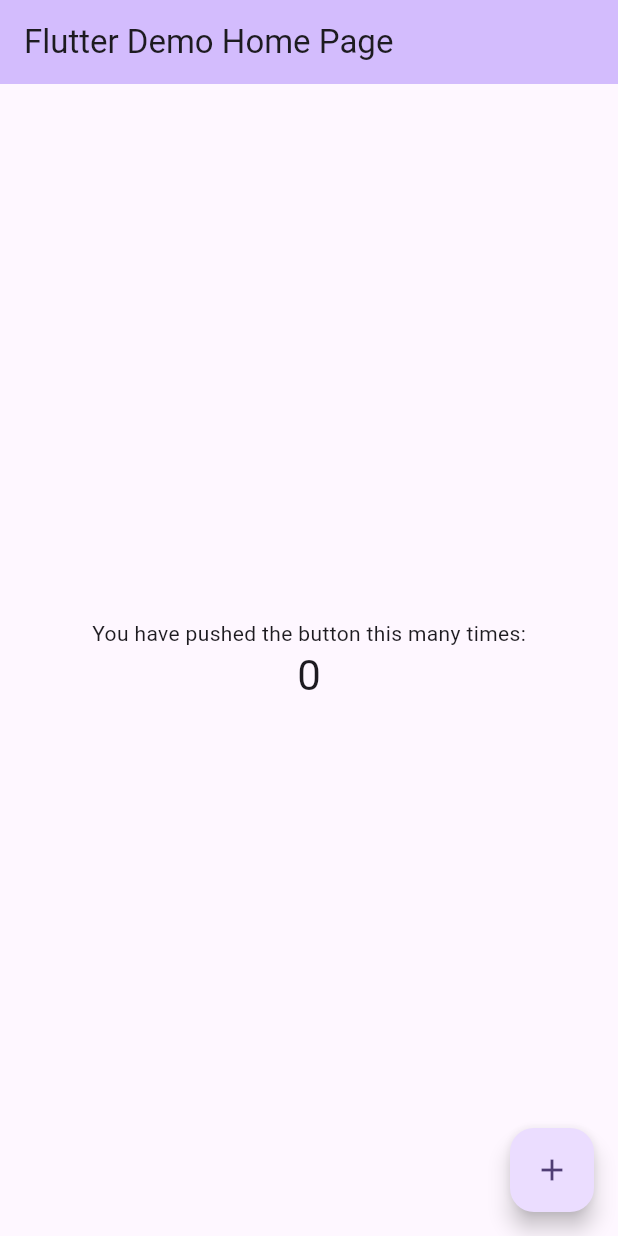
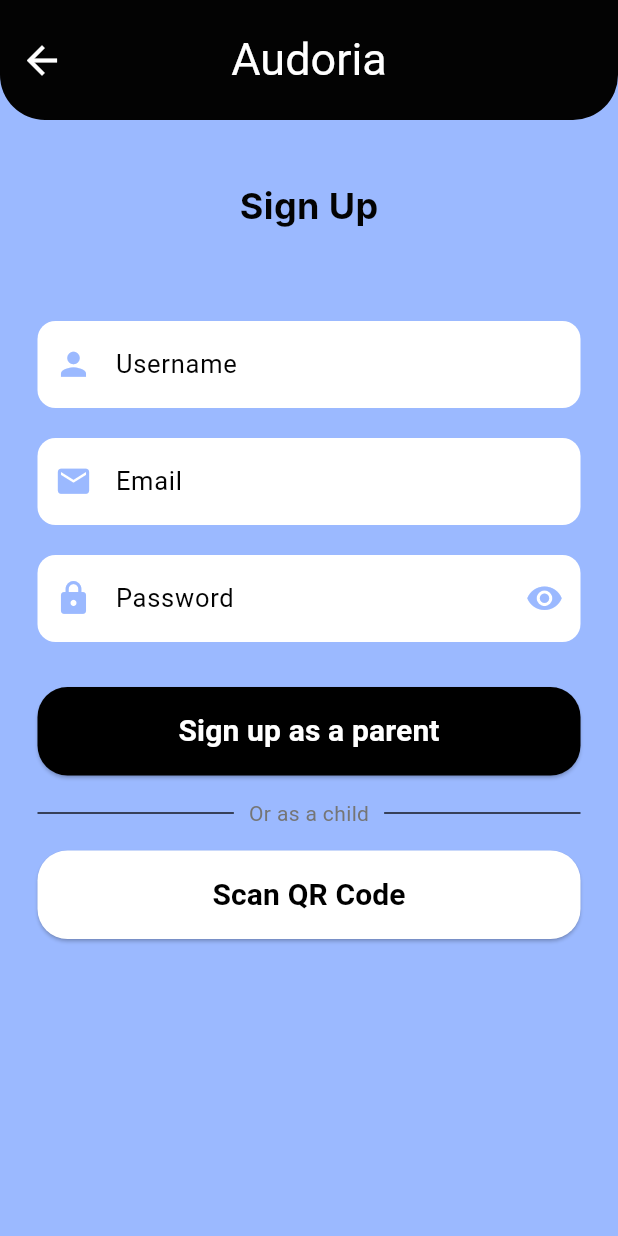
Before and after one commit to malak-0/Audoria, a Flutter app: the screen it shows after launch, on a phone screen of 412 x 824 dp. Run offline on Flutter 3.47's test engine with Material 3 defaults, Android fonts, the phone set to English and light mode, and no system bars; our stand-ins replace curved_navigation_bar; Roboto replaces fonts that are missing (Inter, inter).

Commit message:
Login Page Draft

```diff
--- a/lib/custom_widgets/custom_button.dart
+++ b/lib/custom_widgets/custom_button.dart
@@ -1,12 +1,20 @@
 import 'package:flutter/material.dart';
-class CustomButton extends StatelessWidget{
-  final Widget distinationPage;
+
+class CustomButton extends StatelessWidget {
+  final Widget destinationPage;
   final String text;
   final double radius;
   final int color;
   final int textColor;
 
-  const CustomButton({super.key, required this.distinationPage, required this.text, required this.radius, required this.color, required this.textColor});
+  const CustomButton({
+    super.key,
+    required this.destinationPage,
+    required this.text,
+    required this.radius,
+    required this.color,
+    required this.textColor,
+  });
   @override
   Widget build(BuildContext context) {
     return SizedBox(
@@ -14,12 +22,26 @@ class CustomButton extends StatelessWidget{
       child: ElevatedButton(
         style: ElevatedButton.styleFrom(
           backgroundColor: Color(color),
-          shape: RoundedRectangleBorder(borderRadius: BorderRadius.circular(radius)),
-          padding: EdgeInsets.all(15)
+          shape: RoundedRectangleBorder(
+            borderRadius: BorderRadius.circular(radius),
+          ),
+          padding: EdgeInsets.all(15),
         ),
         onPressed: () {
-         Navigator.push(context, MaterialPageRoute(builder: (context)=>distinationPage));},
-        child: Text(text, style: TextStyle(color: Color(textColor),fontFamily: 'inter',fontSize: 20,fontWeight: FontWeight.w700),)
+          Navigator.push(
+            context,
+            MaterialPageRoute(builder: (context) => destinationPage),
+          );
+        },
+        child: Text(
+          text,
+          style: TextStyle(
+            color: Color(textColor),
+            fontFamily: 'inter',
+            fontSize: 20,
+            fontWeight: FontWeight.w700,
+          ),
+        ),
       ),
     );
   }
--- a/lib/main.dart
+++ b/lib/main.dart
@@ -1,4 +1,6 @@
+import 'package:audoria/custom_widgets/custom_appbar.dart';
 import 'package:flutter/material.dart';
+import 'package:audoria/screens/login_screen.dart';
 
 void main() {
   runApp(const MyApp());
@@ -7,116 +9,18 @@ void main() {
 class MyApp extends StatelessWidget {
   const MyApp({super.key});
 
-  // This widget is the root of your application.
   @override
   Widget build(BuildContext context) {
     return MaterialApp(
-      title: 'Flutter Demo',
-      theme: ThemeData(
-        // This is the theme of your application.
-        //
-        // TRY THIS: Try running your application with "flutter run". You'll see
-        // the application has a purple toolbar. Then, without quitting the app,
-        // try changing the seedColor in the colorScheme below to Colors.green
-        // and then invoke "hot reload" (save your changes or press the "hot
-        // reload" button in a Flutter-supported IDE, or press "r" if you used
-        // the command line to start the app).
-        //
-        // Notice that the counter didn't reset back to zero; the application
-        // state is not lost during the reload. To reset the state, use hot
-        // restart instead.
-        //
-        // This works for code too, not just values: Most code changes can be
-        // tested with just a hot reload.
-        colorScheme: ColorScheme.fromSeed(seedColor: Colors.deepPurple),
+      debugShowCheckedModeBanner: false,
+      home: Scaffold(
+        backgroundColor: Color(0xFF9BB9FF),
+        appBar: PreferredSize(
+          preferredSize: Size.fromHeight(80),
+          child: CustomAppbar(),
+        ),
+        body: LoginScreen(),
       ),
-      home: const MyHomePage(title: 'Flutter Demo Home Page'),
     );
   }
 }
-
-class MyHomePage extends StatefulWidget {
-  const MyHomePage({super.key, required this.title});
-
-  // This widget is the home page of your application. It is stateful, meaning
-  // that it has a State object (defined below) that contains fields that affect
-  // how it looks.
-
-  // This class is the configuration for the state. It holds the values (in this
-  // case the title) provided by the parent (in this case the App widget) and
-  // used by the build method of the State. Fields in a Widget subclass are
-  // always marked "final".
-
-  final String title;
-
-  @override
-  State<MyHomePage> createState() => _MyHomePageState();
-}
-
-class _MyHomePageState extends State<MyHomePage> {
-  int _counter = 0;
-
-  void _incrementCounter() {
-    setState(() {
-      // This call to setState tells the Flutter framework that something has
-      // changed in this State, which causes it to rerun the build method below
-      // so that the display can reflect the updated values. If we changed
-      // _counter without calling setState(), then the build method would not be
-      // called again, and so nothing would appear to happen.
-      _counter++;
-    });
-  }
-
-  @override
-  Widget build(BuildContext context) {
-    // This method is rerun every time setState is called, for instance as done
-    // by the _incrementCounter method above.
-    //
-    // The Flutter framework has been optimized to make rerunning build methods
-    // fast, so that you can just rebuild anything that needs updating rather
-    // than having to individually change instances of widgets.
-    return Scaffold(
-      appBar: AppBar(
-        // TRY THIS: Try changing the color here to a specific color (to
-        // Colors.amber, perhaps?) and trigger a hot reload to see the AppBar
-        // change color while the other colors stay the same.
-        backgroundColor: Theme.of(context).colorScheme.inversePrimary,
-        // Here we take the value from the MyHomePage object that was created by
-        // the App.build method, and use it to set our appbar title.
-        title: Text(widget.title),
-      ),
-      body: Center(
-        // Center is a layout widget. It takes a single child and positions it
-        // in the middle of the parent.
-        child: Column(
-          // Column is also a layout widget. It takes a list of children and
-          // arranges them vertically. By default, it sizes itself to fit its
-          // children horizontally, and tries to be as tall as its parent.
-          //
-          // Column has various properties to control how it sizes itself and
-          // how it positions its children. Here we use mainAxisAlignment to
-          // center the children vertically; the main axis here is the vertical
-          // axis because Columns are vertical (the cross axis would be
-          // horizontal).
-          //
-          // TRY THIS: Invoke "debug painting" (choose the "Toggle Debug Paint"
-          // action in the IDE, or press "p" in the console), to see the
-          // wireframe for each widget.
-          mainAxisAlignment: MainAxisAlignment.center,
-          children: <Widget>[
-            const Text('You have pushed the button this many times:'),
-            Text(
-              '$_counter',
-              style: Theme.of(context).textTheme.headlineMedium,
-            ),
-          ],
-        ),
-      ),
-      floatingActionButton: FloatingActionButton(
-        onPressed: _incrementCounter,
-        tooltip: 'Increment',
-        child: const Icon(Icons.add),
-      ), // This trailing comma makes auto-formatting nicer for build methods.
-    );
-  }
-}
--- /dev/null
+++ b/lib/screens/login_screen.dart
@@ -0,0 +1,84 @@
+import 'package:audoria/custom_widgets/custom_button.dart';
+import 'package:audoria/custom_widgets/custom_text.dart';
+import 'package:audoria/custom_widgets/custom_text_field.dart';
+import 'package:flutter/material.dart';
+
+class LoginScreen extends StatelessWidget {
+  final TextEditingController usernameController = TextEditingController();
+  final TextEditingController emailController = TextEditingController();
+  final TextEditingController passwordController = TextEditingController();
+  LoginScreen({super.key});
+
+  @override
+  Widget build(BuildContext context) {
+    return Center(
+      child: Padding(
+        padding: const EdgeInsets.symmetric(horizontal: 25),
+        child: Column(
+          children: [
+            SizedBox(height: 40),
+            CustomText.username("Sign Up"),
+            Form(
+              child: Column(
+                children: [
+                  SizedBox(height: 60),
+                  CustomTextField(
+                    controller: usernameController,
+                    hintText: "Username",
+                    icon: Icons.person,
+                  ),
+                  SizedBox(height: 20),
+
+                  CustomTextField(
+                    controller: emailController,
+                    hintText: "Email",
+                    icon: Icons.email,
+                  ),
+                  SizedBox(height: 20),
+
+                  CustomTextField(
+                    controller: passwordController,
+                    hintText: "Password",
+                    icon: Icons.lock,
+                    isObscureText: true,
+                  ),
+                ],
+              ),
+            ),
+            SizedBox(height: 30),
+
+            CustomButton(
+              destinationPage: Placeholder(),
+              text: "Sign up as a parent",
+              radius: 20,
+              color: Colors.black.value,
+              textColor: Colors.white.value,
+            ),
+            SizedBox(height: 15),
+            Row(
+              children: [
+                Expanded(child: Divider(color: Colors.black87)),
+                Padding(
+                  padding: const EdgeInsets.symmetric(horizontal: 10),
+                  child: Text(
+                    "Or as a child",
+                    style: TextStyle(color: Colors.grey[600]),
+                  ),
+                ),
+                Expanded(child: Divider(color: Colors.black87)),
+              ],
+            ),
+            SizedBox(height: 15),
+            CustomButton(
+              destinationPage: Placeholder(),
+              text: "Scan QR Code",
+              radius: 20,
+              color: Colors.white.value,
+              textColor: Colors.black.value,
+            ),
+          ],
+        ),
+      ),
+    );
+  }
+}
```
